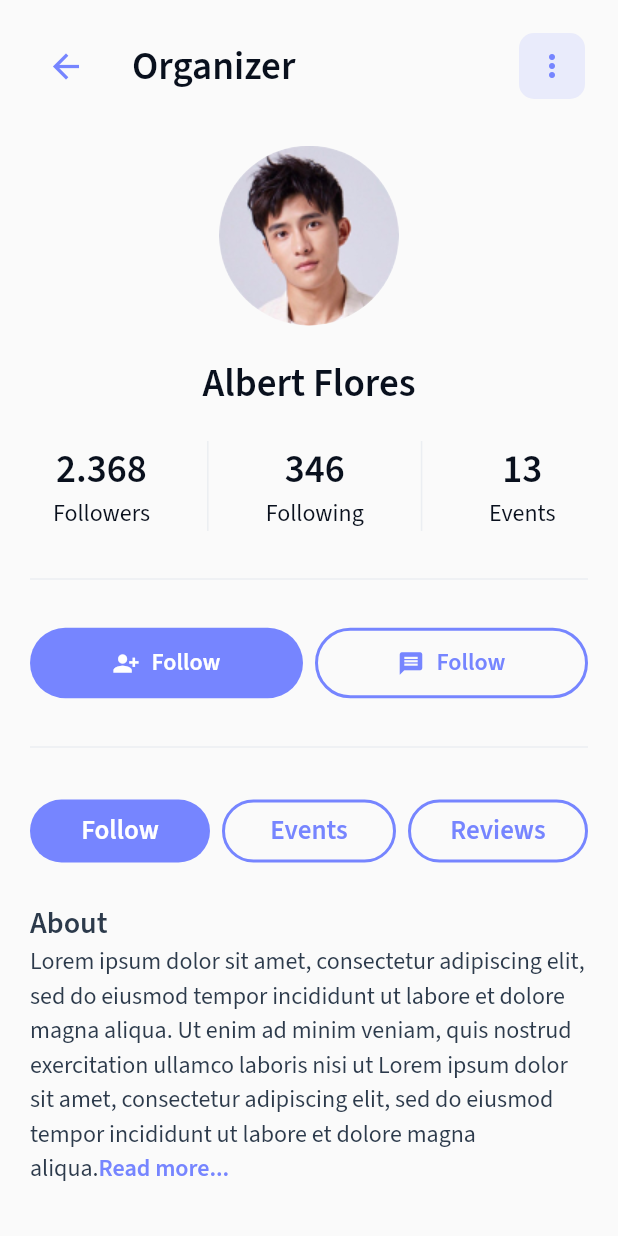
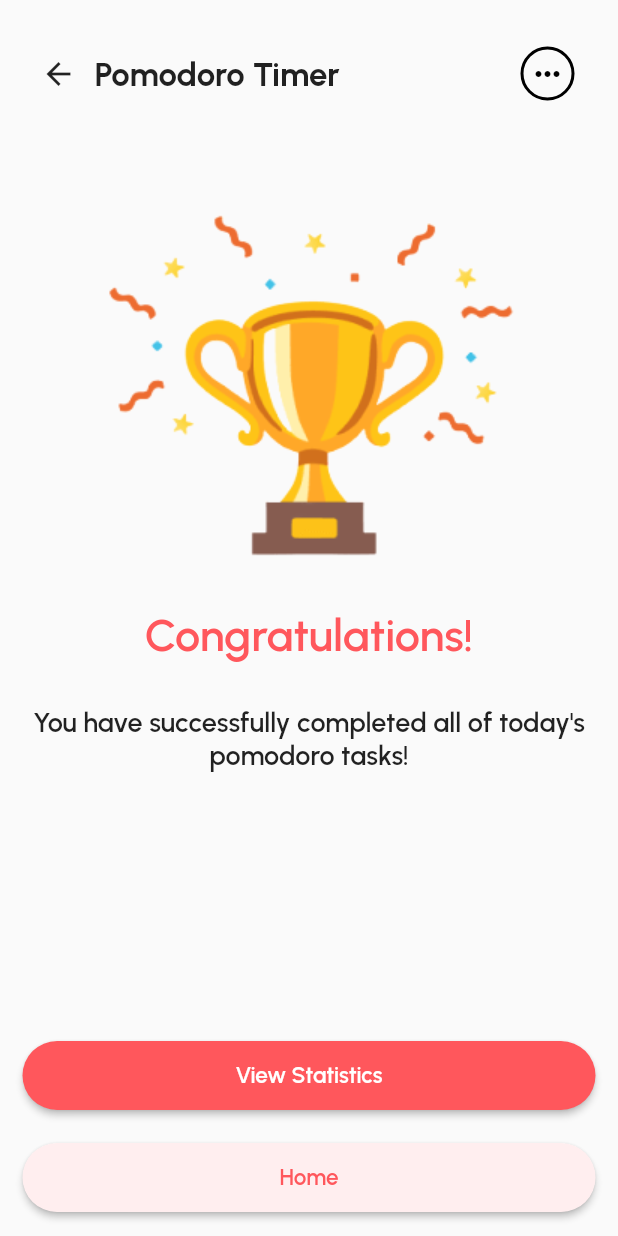
Before and after one commit to electronduke5/pr_1, a Flutter app: the ProfilePage screen opened by its route, after a tap on "Follow", on a phone screen of 412 x 824 dp. Run offline on Flutter 3.47's test engine with Material 2 defaults, Android fonts, the phone set to English and light mode, and no system bars; our stand-ins replace flutter_svg, google_fonts.

Commit message:
Создание 9 окна - окна c Congratulations

```diff
--- a/lib/constants.dart
+++ b/lib/constants.dart
@@ -16,6 +16,12 @@ const yellowCardBackground = Color.fromRGBO(248, 217, 16, 1);
 const darkViolet = Color.fromRGBO(38, 32, 68, 1);
 const darkVioletDown = Color.fromRGBO(29, 15, 90, 1);
 const orangeLiveColor = Color.fromRGBO(242, 78, 30, 1);
+
+class PomodoroPageColors {
+  static const primaryColor = Color.fromRGBO(255, 87, 92, 1);
+  static const onPrimaryColor = Color.fromRGBO(255, 238, 239, 1);
+
+}
 
 class DesignPageColors {
   static const primaryVioletColor = Color(0xFF6D5FFD);
--- a/lib/main.dart
+++ b/lib/main.dart
@@ -1,6 +1,7 @@
 import 'package:flutter/material.dart';
 import 'package:pr_1/design_card.dart';
 import 'package:pr_1/menu_page.dart';
+import 'package:pr_1/pomodoro_page.dart';
 import 'package:pr_1/profile_page.dart';
 import 'package:pr_1/second_page.dart';
 import 'package:pr_1/start_page.dart';
@@ -35,6 +36,7 @@ class MyApp extends StatelessWidget {
         '/MenuPage': (BuildContext context) => const MenuPage(),
         '/DesignPage': (BuildContext context) => const DesignPage(),
         '/ProfilePage': (BuildContext context) => const ProfilePage(),
+        '/PomodoroPage': (BuildContext context) => const PomodoroPage(),
       },
     );
   }
--- /dev/null
+++ b/lib/pomodoro_page.dart
@@ -0,0 +1,130 @@
+import 'package:flutter/material.dart';
+import 'package:google_fonts/google_fonts.dart';
+import 'package:pr_1/constants.dart';
+
+class PomodoroPage extends StatelessWidget {
+  const PomodoroPage({Key? key}) : super(key: key);
+
+  @override
+  Widget build(BuildContext context) {
+    return Scaffold(
+      body: SafeArea(
+        child: Padding(
+          padding:
+              const EdgeInsets.only(left: 15.0, right: 15, bottom: 15, top: 25),
+          child: Column(
+            children: [
+              Row(
+                children: [
+                  IconButton(
+                    icon: const Icon(Icons.arrow_back),
+                    onPressed: () {},
+                  ),
+                  Text(
+                    'Pomodoro Timer',
+                    style: GoogleFonts.urbanist(
+                      fontSize: 22,
+                      fontWeight: FontWeight.bold,
+                    ),
+                  ),
+                  const Spacer(),
+                  OutlinedButton(
+                    style: OutlinedButton.styleFrom(
+                      shape: const CircleBorder(),
+                      side: const BorderSide(color: Colors.black, width: 2),
+                    ),
+                    onPressed: () {},
+                    child: const Icon(
+                      Icons.more_horiz,
+                      color: Colors.black,
+                    ),
+                  ),
+                ],
+              ),
+              Padding(
+                padding: const EdgeInsets.only(top: 60.0),
+                child: Image.asset('assets/images/cup.png'),
+              ),
+              Padding(
+                padding: const EdgeInsets.symmetric(vertical: 30.0),
+                child: Text(
+                  'Congratulations!',
+                  style: GoogleFonts.urbanist(
+                    color: PomodoroPageColors.primaryColor,
+                    fontWeight: FontWeight.w600,
+                    fontSize: 30,
+                  ),
+                ),
+              ),
+              Text(
+                'You have successfully completed all of today\'s pomodoro tasks!',
+                textAlign: TextAlign.center,
+                style: GoogleFonts.urbanist(
+                  fontWeight: FontWeight.w600,
+                  fontSize: 18,
+                ),
+              ),
+              Expanded(
+                child: Column(
+                  mainAxisAlignment: MainAxisAlignment.end,
+                  children: [
+                    Row(
+                      children: [
+                        Expanded(
+                          child: ElevatedButton(
+                            style: ElevatedButton.styleFrom(
+                              padding: const EdgeInsets.symmetric(vertical: 14),
+                              shape: RoundedRectangleBorder(
+                                  borderRadius: BorderRadius.circular(25)),
+                              backgroundColor: PomodoroPageColors.primaryColor,
+                            ),
+                            onPressed: () {},
+                            child: Text(
+                              'View Statistics',
+                              style: GoogleFonts.urbanist(
+                                fontSize: 15,
+                                fontWeight: FontWeight.w600,
+                              ),
+                            ),
+                          ),
+                        ),
+                      ],
+                    ),
+                    Padding(
+                      padding: const EdgeInsets.only(top: 20.0),
+                      child: Row(
+                        children: [
+                          Expanded(
+                            child: ElevatedButton(
+                              style: ElevatedButton.styleFrom(
+                                  padding:
+                                      const EdgeInsets.symmetric(vertical: 14),
+                                  shape: RoundedRectangleBorder(
+                                      borderRadius: BorderRadius.circular(25)),
+                                  backgroundColor:
+                                      PomodoroPageColors.onPrimaryColor,
+                                  foregroundColor:
+                                      PomodoroPageColors.primaryColor),
+                              onPressed: () {},
+                              child: Text(
+                                'Home',
+                                style: GoogleFonts.urbanist(
+                                  fontSize: 15,
+                                  fontWeight: FontWeight.w600,
+                                ),
+                              ),
+                            ),
+                          ),
+                        ],
+                      ),
+                    ),
+                  ],
+                ),
+              ),
+            ],
+          ),
+        ),
+      ),
+    );
+  }
+}
--- a/lib/profile_page.dart
+++ b/lib/profile_page.dart
@@ -82,7 +82,7 @@ class ProfilePage extends StatelessWidget {
                     color: ProfilePageColors.dividerColor,
                   ),
                 ),
-                _rowWithMainButtons(),
+                _rowWithMainButtons(context),
                 const Padding(
                   padding: EdgeInsets.symmetric(vertical: 24.0),
                   child: Divider(
@@ -194,7 +194,7 @@ class ProfilePage extends StatelessWidget {
     );
   }
 
-  Row _rowWithMainButtons() {
+  Widget _rowWithMainButtons(BuildContext context) {
     return Row(
       children: [
         Expanded(
@@ -209,7 +209,9 @@ class ProfilePage extends StatelessWidget {
                   borderRadius: BorderRadius.all(Radius.circular(32.0)),
                 ),
               ),
-              onPressed: () {},
+              onPressed: () {
+                Navigator.of(context).pushNamed('/PomodoroPage');
+              },
               icon: const Icon(Icons.person_add_alt_1, size: 18),
               label: Text(
                 'Follow',
```
Also changed, not shown: assets/images/cup.png (added).
